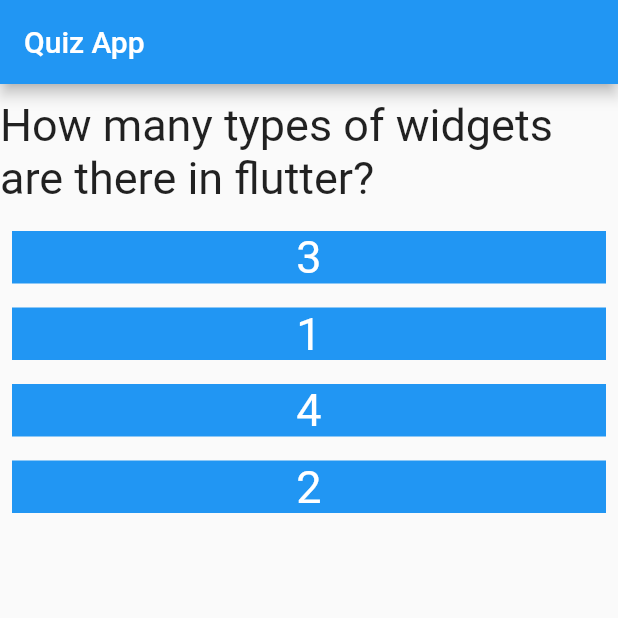
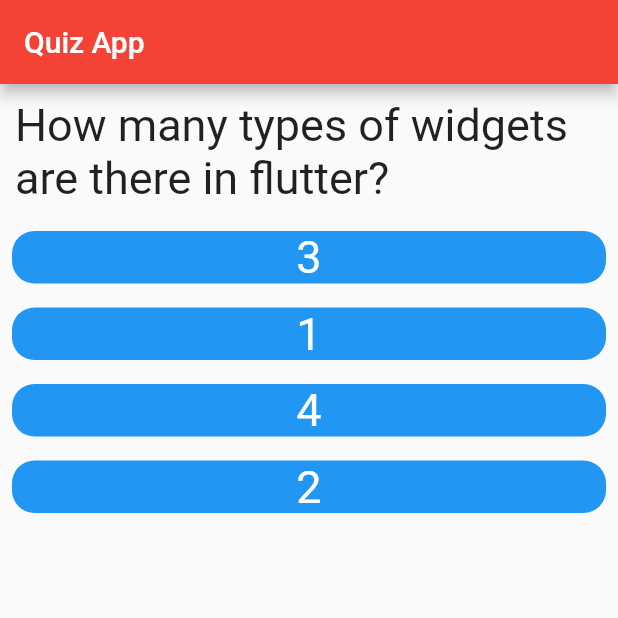
Before and after one commit to ahmad20066/lecture4-quizApp-, a Flutter app: the screen it shows after launch, on a phone screen of 412 x 824 dp, the top half of it. Run offline on Flutter 3.47's test engine with Material 2 defaults, Android fonts, the phone set to English and light mode, and no system bars.

Commit message:
lecture 4

```diff
--- a/lib/main.dart
+++ b/lib/main.dart
@@ -1,5 +1,6 @@
 import 'package:flutter/material.dart';
 import 'package:quizapp2/screens/home_screen.dart';
+import 'package:quizapp2/screens/screen2.dart';
 
 void main() {
   runApp(const MyApp());
@@ -12,9 +13,10 @@ class MyApp extends StatelessWidget {
   Widget build(BuildContext context) {
     return MaterialApp(
       theme: ThemeData(
-        primarySwatch: Colors.blue,
-      ),
+          primarySwatch: Colors.red,
+          textTheme: TextTheme(subtitle1: TextStyle(color: Colors.red))),
       home: HomeScreen(),
+      routes: {Screen2.routename: (context) => Screen2()},
     );
   }
 }
--- a/lib/screens/home_screen.dart
+++ b/lib/screens/home_screen.dart
@@ -1,5 +1,7 @@
 import 'package:flutter/material.dart';
+import 'package:quizapp2/screens/screen2.dart';
 import 'package:quizapp2/widgets/answer_widget.dart';
+import 'package:quizapp2/widgets/drawer.dart';
 import 'package:quizapp2/widgets/question_widget.dart';
 
 class HomeScreen extends StatefulWidget {
@@ -56,13 +58,37 @@ class _HomeScreenState extends State<HomeScreen> {
         {'answerText': 'mainAxisAlignment', 'score': 1},
         {'answerText': 'non of the above', 'score': 0}
       ]
+    },
+    {
+      'question':
+          'Which of the following is used to align children horizontally in a Column?',
+      'answers': [
+        {'answerText': 'crossAxisAlignment', 'score': 1},
+        {'answerText': 'Align', 'score': 0},
+        {'answerText': 'mainAxisAlignment', 'score': 0},
+        {'answerText': 'non of the above', 'score': 0}
+      ]
+    },
+    {
+      'question': 'Can you use both color and decoration in a container?',
+      'answers': [
+        {'answerText': 'Yes', 'score': 0},
+        {'answerText': 'No', 'score': 1},
+      ]
+    },
+    {
+      'question':
+          'Which method is used to navigate to another screen using its name?',
+      'answers': [
+        {'answerText': 'pushNamed', 'score': 0},
+        {'answerText': 'pop', 'score': 0},
+        {'answerText': 'popUntil', 'score': 1},
+        {'answerText': 'push', 'score': 0}
+      ]
     }
   ];
-
   int currentIndex = 0;
-
   int totalScore = 0;
-
   void answerQuestion(int score) {
     setState(() {
       currentIndex += 1;
@@ -71,13 +97,28 @@ class _HomeScreenState extends State<HomeScreen> {
     totalScore += score;
   }
 
+  final _scaffolKey = GlobalKey<ScaffoldState>();
+
   @override
   Widget build(BuildContext context) {
     return Scaffold(
+        key: _scaffolKey,
+        drawer: currentIndex == questions.length / 2
+            ? NavigationDrawer(
+                onTap: () {
+                  Navigator.pushReplacementNamed(context, Screen2.routename,
+                      arguments: {
+                        'currentIndex': currentIndex,
+                        'questions': questions,
+                        'totalScore': totalScore,
+                      });
+                },
+              )
+            : null,
         appBar: AppBar(
           title: Text("Quiz App"),
         ),
-        body: currentIndex != questions.length
+        body: currentIndex != questions.length / 2
             ? Column(
                 children: [
                   QuestionWidget(text: questions[currentIndex]['question']),
@@ -93,8 +134,12 @@ class _HomeScreenState extends State<HomeScreen> {
                 child: Column(
                   mainAxisAlignment: MainAxisAlignment.center,
                   children: [
-                    Text("No more questions"),
-                    Text('Your total score $totalScore')
+                    Text('Your total score $totalScore'),
+                    TextButton(
+                        onPressed: () {
+                          _scaffolKey.currentState!.openDrawer();
+                        },
+                        child: Text("Keep Going!"))
                   ],
                 ),
               ));
--- a/lib/widgets/answer_widget.dart
+++ b/lib/widgets/answer_widget.dart
@@ -11,8 +11,9 @@ class AnswerWidget extends StatelessWidget {
       onTap: OnTap,
       child: Container(
         margin: EdgeInsets.all(8),
-        color: Colors.blue,
         width: double.infinity,
+        decoration: BoxDecoration(
+            color: Colors.blue, borderRadius: BorderRadius.circular(15)),
         child: Text(
           text,
           textAlign: TextAlign.center,
--- a/lib/widgets/question_widget.dart
+++ b/lib/widgets/question_widget.dart
@@ -7,6 +7,7 @@ class QuestionWidget extends StatelessWidget {
   @override
   Widget build(BuildContext context) {
     return Container(
+      padding: EdgeInsets.only(left: 10),
       margin: EdgeInsets.fromLTRB(0, 10, 0, 10),
       child: Text(
         text,
```
Also changed, not shown: lib/screens/screen2.dart (added, +73 -0 lines), lib/widgets/drawer.dart (added, +35 -0 lines).
